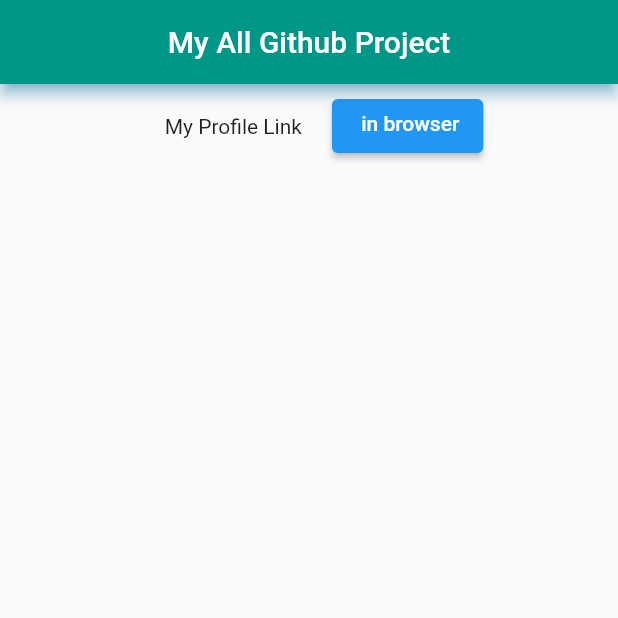
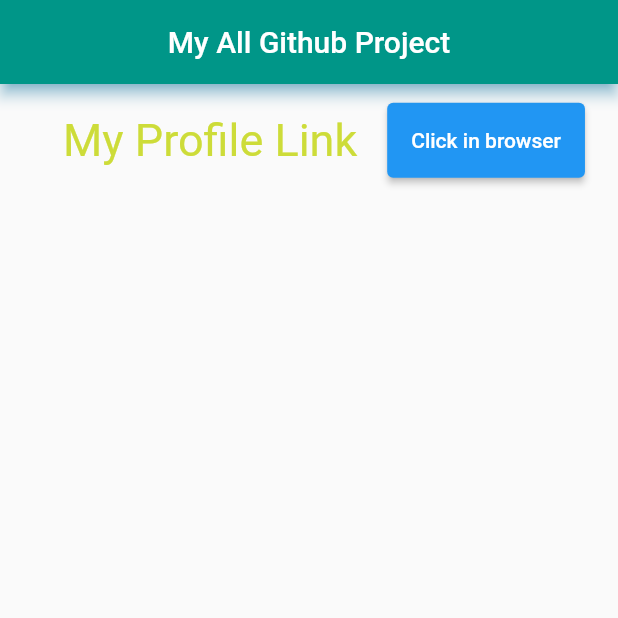
Before and after one commit to shubhamgitvns/mygitproject, a Flutter app: the screen it shows after launch, on a phone screen of 412 x 824 dp, the top half of it. Run offline on Flutter 3.47's test engine with Material 2 defaults, Android fonts, the phone set to English and light mode, and no system bars.

Commit message:
Style text and button

```diff
--- a/lib/Stateful.dart
+++ b/lib/Stateful.dart
@@ -38,16 +38,20 @@
             children: [
               const Padding(
                 padding: EdgeInsets.all(20.0),
-                child: Text("My Profile Link"),
+                child: Text("My Profile Link",
+                  style: TextStyle(fontSize: 30,color: Colors.lime,),),
               ),
 
-              ElevatedButton(
-                // style: style,
-                onPressed: () => setState(() {
-                  _launched = _launchInBrowser(toLaunch);
-                }),
-                child: const SizedBox(child: Text(' in browser'),
-                  height: 20,),
+              SizedBox(
+
+                height: 50,
+                child: ElevatedButton(
+                  // style: style,
+                  onPressed: () => setState(() {
+                    _launched = _launchInBrowser(toLaunch);
+                  }),
+                  child: const Text('Click in browser'),
+                ),
               ),
 
             ],
```
